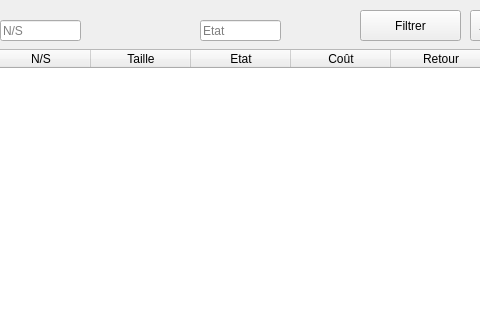
Qt form view/stockView.ui (GruberAdam/TPI-Sploks) before a commit; both pictures show x 420 to 900 and y 0 to 320 of the 1143 by 542 pixel window.
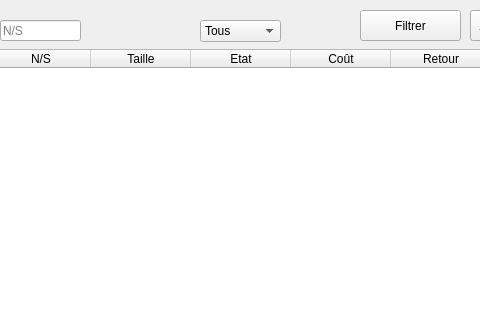
The same form after that commit.

Commit message: Remplacement d'un comboBox pour le filtre d'un état

What changed in the file:
```diff
--- a/view/stockView.ui
+++ b/view/stockView.ui
@@ -146,22 +146,6 @@
      <string>N/S</string>
     </property>
    </widget>
-   <widget class="QLineEdit" name="textState">
-    <property name="geometry">
-     <rect>
-      <x>620</x>
-      <y>20</y>
-      <width>81</width>
-      <height>21</height>
-     </rect>
-    </property>
-    <property name="text">
-     <string/>
-    </property>
-    <property name="placeholderText">
-     <string>Etat</string>
-    </property>
-   </widget>
    <widget class="QLabel" name="label">
     <property name="geometry">
      <rect>
@@ -188,6 +172,44 @@
      <string>Ajouter des articles</string>
     </property>
    </widget>
+   <widget class="QComboBox" name="comboBoxEtat">
+    <property name="geometry">
+     <rect>
+      <x>620</x>
+      <y>20</y>
+      <width>81</width>
+      <height>22</height>
+     </rect>
+    </property>
+    <property name="focusPolicy">
+     <enum>Qt::WheelFocus</enum>
+    </property>
+    <item>
+     <property name="text">
+      <string>Tous</string>
+     </property>
+    </item>
+    <item>
+     <property name="text">
+      <string>Neuf</string>
+     </property>
+    </item>
+    <item>
+     <property name="text">
+      <string>Usagé</string>
+     </property>
+    </item>
+    <item>
+     <property name="text">
+      <string>Vieux</string>
+     </property>
+    </item>
+    <item>
+     <property name="text">
+      <string>Terminé</string>
+     </property>
+    </item>
+   </widget>
    <zorder>btnFiltrer</zorder>
    <zorder>tableStock</zorder>
    <zorder>textBrand</zorder>
```
Left out of the diff: 13 changed lines with no effect on the pictures. The commit also changes 2 other files.
